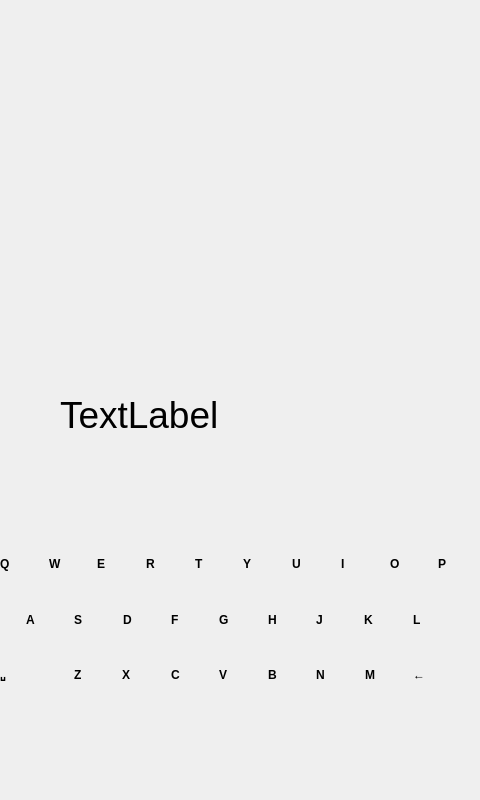
Old version of the form resources/ui/main/fridgettwo.ui in the repository guuse/fridget-python.
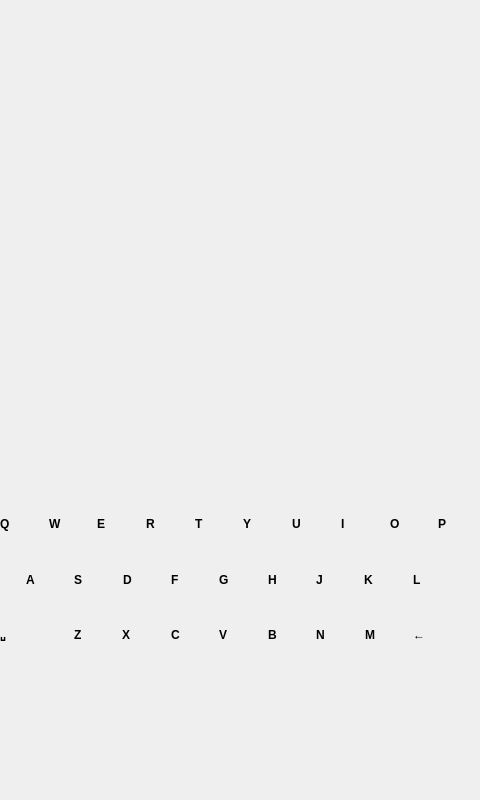
New version of the form. Icons and pictures are not drawn.

What changed in the file:
```diff
--- a/resources/ui/main/fridgettwo.ui
+++ b/resources/ui/main/fridgettwo.ui
@@ -1191,7 +1191,7 @@
       <property name="geometry">
        <rect>
         <x>0</x>
-        <y>540</y>
+        <y>500</y>
         <width>480</width>
         <height>161</height>
        </rect>
@@ -1793,7 +1793,7 @@
       <property name="geometry">
        <rect>
         <x>60</x>
-        <y>390</y>
+        <y>360</y>
         <width>360</width>
         <height>50</height>
        </rect>
@@ -1801,14 +1801,14 @@
       <property name="font">
        <font>
         <family>MS Sans Serif</family>
-        <pointsize>28</pointsize>
+        <pointsize>22</pointsize>
        </font>
       </property>
       <property name="styleSheet">
        <string notr="true">background-color: rgba(255, 255, 255, .3);</string>
       </property>
       <property name="text">
-       <string>TextLabel</string>
+       <string/>
       </property>
       <property name="margin">
        <number>5</number>
```
Left out of the diff: 4 changed lines with no effect on the pictures.
